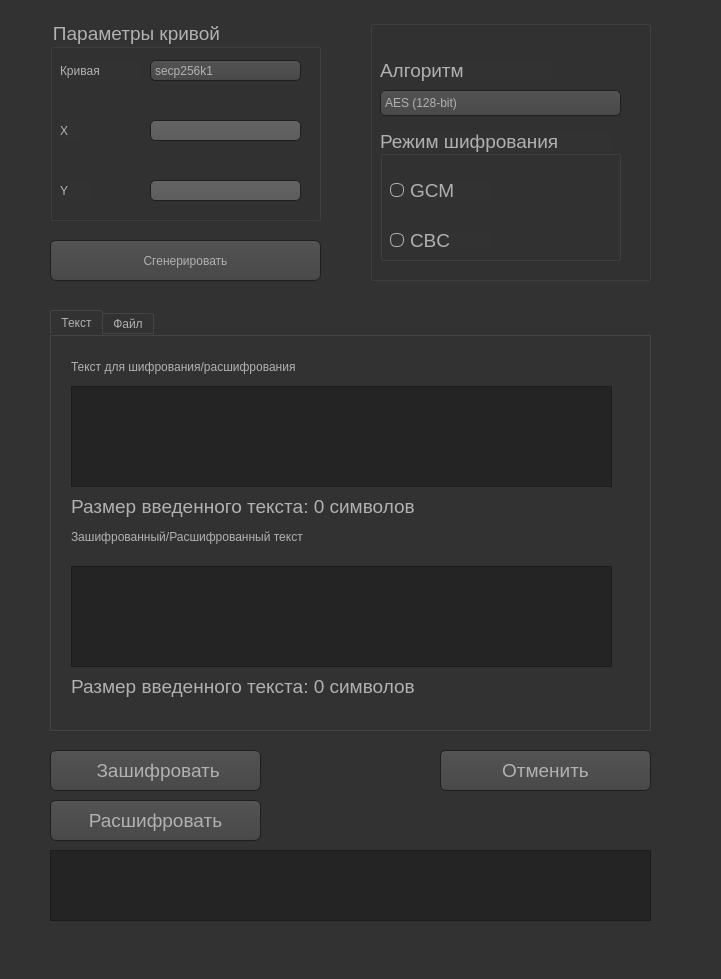
elizarpif/cryptoswitch-ui, file ui/cryptoswitch.ui: the form before one commit.
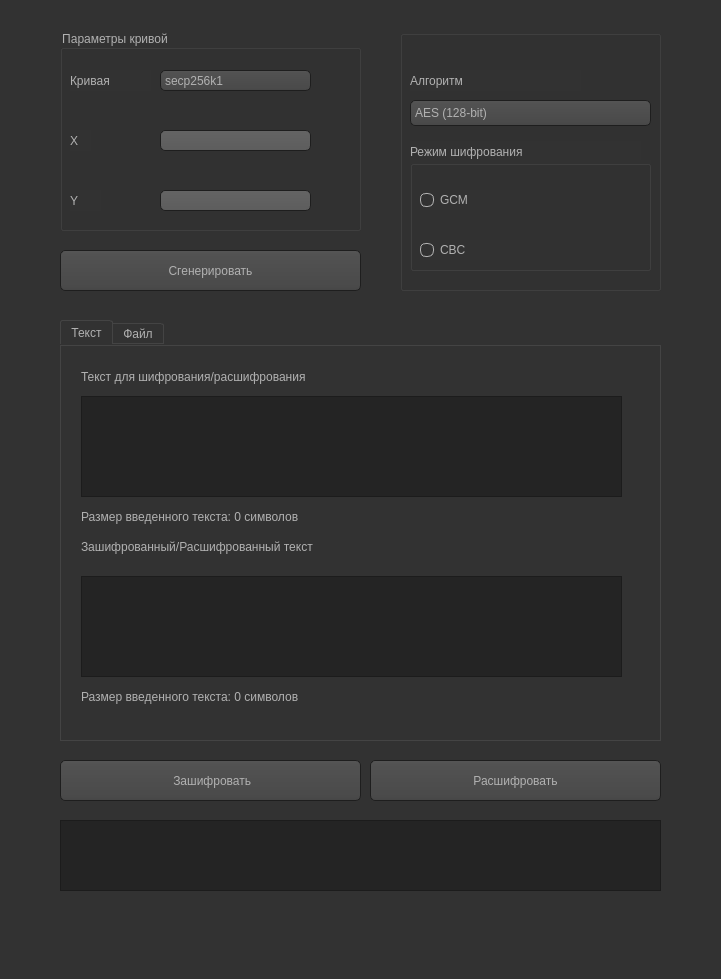
The form after the commit. Icons and pictures are not drawn.

Patch:
```diff
--- a/ui/cryptoswitch.ui
+++ b/ui/cryptoswitch.ui
@@ -18,7 +18,10 @@
   </property>
   <property name="font">
    <font>
-    <family>Ubuntu</family>
+    <pointsize>-1</pointsize>
+    <weight>50</weight>
+    <italic>false</italic>
+    <bold>false</bold>
    </font>
   </property>
   <property name="windowTitle">
@@ -38,6 +41,7 @@
 {
  color: #b1b1b1;
  background-color: #323232;
+ font: 12px;
 }
 
 QWidget:item:hover
@@ -125,10 +129,10 @@
  border-width: 1px;
  border-color: #1e1e1e;
  border-style: solid;
- border-radius: 6;
- padding: 3px;
- padding-left: 5px;
- padding-right: 5px;
+ border-radius: 5;
+ padding: 1px;
+ padding-left: 1px;
+ padding-right: 1px;
 }
 
 QPushButton:pressed
@@ -371,15 +375,14 @@
 
 QProgressBar
 {
- border: 2px solid grey;
- border-radius: 5px;
+ border: 5px solid #323232;
  text-align: center;
 }
 
 QProgressBar::chunk
 {
  background-color: #d7801a;
- width: 2.15px;
+ width: 2px;
  margin: 0.5px;
 }
 
@@ -491,16 +494,18 @@
    <widget class="QTabWidget" name="tabWidget">
     <property name="geometry">
      <rect>
-      <x>50</x>
-      <y>310</y>
+      <x>60</x>
+      <y>320</y>
       <width>601</width>
       <height>421</height>
      </rect>
     </property>
     <property name="font">
      <font>
-      <family>Ubuntu</family>
+      <pointsize>-1</pointsize>
+      <weight>50</weight>
       <italic>false</italic>
+      <bold>false</bold>
      </font>
     </property>
     <property name="currentIndex">
@@ -509,8 +514,10 @@
     <widget class="QWidget" name="text">
      <property name="font">
       <font>
-       <family>Ubuntu</family>
+       <pointsize>-1</pointsize>
+       <weight>50</weight>
        <italic>false</italic>
+       <bold>false</bold>
       </font>
      </property>
      <attribute name="title">
@@ -527,8 +534,10 @@
       </property>
       <property name="font">
        <font>
-        <family>Ubuntu</family>
+        <pointsize>-1</pointsize>
+        <weight>50</weight>
         <italic>false</italic>
+        <bold>false</bold>
        </font>
       </property>
       <property name="styleSheet">
@@ -546,8 +555,10 @@
       </property>
       <property name="font">
        <font>
-        <family>Ubuntu</family>
+        <pointsize>-1</pointsize>
+        <weight>50</weight>
         <italic>false</italic>
+        <bold>false</bold>
        </font>
       </property>
       <property name="text">
@@ -565,8 +576,10 @@
       </property>
       <property name="font">
        <font>
-        <family>Ubuntu</family>
+        <pointsize>-1</pointsize>
+        <weight>50</weight>
         <italic>false</italic>
+        <bold>false</bold>
        </font>
       </property>
       <property name="readOnly">
@@ -584,8 +597,10 @@
       </property>
       <property name="font">
        <font>
-        <family>Ubuntu</family>
+        <pointsize>-1</pointsize>
+        <weight>50</weight>
         <italic>false</italic>
+        <bold>false</bold>
        </font>
       </property>
       <property name="text">
@@ -603,9 +618,10 @@
       </property>
       <property name="font">
        <font>
-        <family>Ubuntu</family>
-        <pointsize>14</pointsize>
+        <pointsize>-1</pointsize>
+        <weight>50</weight>
         <italic>false</italic>
+        <bold>false</bold>
        </font>
       </property>
       <property name="text">
@@ -623,9 +639,10 @@
       </property>
       <property name="font">
        <font>
-        <family>Ubuntu</family>
-        <pointsize>14</pointsize>
+        <pointsize>-1</pointsize>
+        <weight>50</weight>
         <italic>false</italic>
+        <bold>false</bold>
        </font>
       </property>
       <property name="text">
@@ -704,17 +721,18 @@
    <widget class="QPushButton" name="decryptBtn">
     <property name="geometry">
      <rect>
-      <x>50</x>
-      <y>800</y>
-      <width>211</width>
+      <x>370</x>
+      <y>760</y>
+      <width>291</width>
       <height>41</height>
      </rect>
     </property>
     <property name="font">
      <font>
-      <family>Ubuntu</family>
-      <pointsize>14</pointsize>
+      <pointsize>-1</pointsize>
+      <weight>50</weight>
       <italic>false</italic>
+      <bold>false</bold>
      </font>
     </property>
     <property name="text">
@@ -724,17 +742,18 @@
    <widget class="QPushButton" name="encryptBtn">
     <property name="geometry">
      <rect>
-      <x>50</x>
-      <y>750</y>
-      <width>211</width>
+      <x>60</x>
+      <y>760</y>
+      <width>301</width>
       <height>41</height>
      </rect>
     </property>
     <property name="font">
      <font>
-      <family>Ubuntu</family>
-      <pointsize>14</pointsize>
+      <pointsize>-1</pointsize>
+      <weight>50</weight>
       <italic>false</italic>
+      <bold>false</bold>
      </font>
     </property>
     <property name="text">
@@ -744,17 +763,18 @@
    <widget class="QGroupBox" name="ParamsGroup">
     <property name="geometry">
      <rect>
-      <x>50</x>
-      <y>20</y>
-      <width>271</width>
+      <x>60</x>
+      <y>30</y>
+      <width>301</width>
       <height>201</height>
      </rect>
     </property>
     <property name="font">
      <font>
-      <family>Ubuntu</family>
-      <pointsize>14</pointsize>
+      <pointsize>-1</pointsize>
+      <weight>50</weight>
       <italic>false</italic>
+      <bold>false</bold>
      </font>
     </property>
     <property name="title">
@@ -771,8 +791,10 @@
      </property>
      <property name="font">
       <font>
-       <family>Ubuntu</family>
+       <pointsize>-1</pointsize>
+       <weight>50</weight>
        <italic>false</italic>
+       <bold>false</bold>
       </font>
      </property>
      <item>
@@ -792,8 +814,10 @@
      </property>
      <property name="font">
       <font>
-       <family>Ubuntu</family>
+       <pointsize>-1</pointsize>
+       <weight>50</weight>
        <italic>false</italic>
+       <bold>false</bold>
       </font>
      </property>
      <property name="text">
@@ -811,8 +835,10 @@
      </property>
      <property name="font">
       <font>
-       <family>Ubuntu</family>
+       <pointsize>-1</pointsize>
+       <weight>50</weight>
        <italic>false</italic>
+       <bold>false</bold>
       </font>
      </property>
      <property name="text">
@@ -830,8 +856,10 @@
      </property>
      <property name="font">
       <font>
-       <family>Ubuntu</family>
+       <pointsize>-1</pointsize>
+       <weight>50</weight>
        <italic>false</italic>
+       <bold>false</bold>
       </font>
      </property>
      <property name="readOnly">
@@ -849,8 +877,10 @@
      </property>
      <property name="font">
       <font>
-       <family>Ubuntu</family>
+       <pointsize>-1</pointsize>
+       <weight>50</weight>
        <italic>false</italic>
+       <bold>false</bold>
       </font>
      </property>
      <property name="text">
@@ -868,8 +898,10 @@
      </property>
      <property name="font">
       <font>
-       <family>Ubuntu</family>
+       <pointsize>-1</pointsize>
+       <weight>50</weight>
        <italic>false</italic>
+       <bold>false</bold>
       </font>
      </property>
      <property name="readOnly">
@@ -880,55 +912,39 @@
    <widget class="QPushButton" name="GenerateBtn">
     <property name="geometry">
      <rect>
-      <x>50</x>
-      <y>240</y>
-      <width>271</width>
+      <x>60</x>
+      <y>250</y>
+      <width>301</width>
       <height>41</height>
      </rect>
     </property>
     <property name="font">
      <font>
-      <family>Ubuntu</family>
+      <pointsize>-1</pointsize>
+      <weight>50</weight>
       <italic>false</italic>
+      <bold>false</bold>
      </font>
     </property>
     <property name="text">
      <string>Сгенерировать</string>
     </property>
    </widget>
-   <widget class="QPushButton" name="selectFileBtn_3">
-    <property name="geometry">
-     <rect>
-      <x>440</x>
-      <y>750</y>
-      <width>211</width>
-      <height>41</height>
-     </rect>
-    </property>
-    <property name="font">
-     <font>
-      <family>Ubuntu</family>
-      <pointsize>14</pointsize>
-      <italic>false</italic>
-     </font>
-    </property>
-    <property name="text">
-     <string>Отменить</string>
-    </property>
-   </widget>
    <widget class="QTextEdit" name="logs">
     <property name="geometry">
      <rect>
-      <x>50</x>
-      <y>850</y>
+      <x>60</x>
+      <y>820</y>
       <width>601</width>
       <height>71</height>
      </rect>
     </property>
     <property name="font">
      <font>
-      <family>Ubuntu</family>
+      <pointsize>-1</pointsize>
+      <weight>50</weight>
       <italic>false</italic>
+      <bold>false</bold>
      </font>
     </property>
     <property name="readOnly">
@@ -938,16 +954,18 @@
    <widget class="QGroupBox" name="groupBox_2">
     <property name="geometry">
      <rect>
-      <x>370</x>
-      <y>20</y>
-      <width>281</width>
+      <x>400</x>
+      <y>30</y>
+      <width>261</width>
       <height>261</height>
      </rect>
     </property>
     <property name="font">
      <font>
-      <family>Ubuntu</family>
+      <pointsize>-1</pointsize>
+      <weight>50</weight>
       <italic>false</italic>
+      <bold>false</bold>
      </font>
     </property>
     <property name="title">
@@ -964,8 +982,10 @@
      </property>
      <property name="font">
       <font>
-       <family>Ubuntu</family>
+       <pointsize>-1</pointsize>
+       <weight>50</weight>
        <italic>false</italic>
+       <bold>false</bold>
       </font>
      </property>
      <property name="title">
@@ -982,9 +1002,10 @@
       </property>
       <property name="font">
        <font>
-        <family>Ubuntu</family>
-        <pointsize>14</pointsize>
+        <pointsize>-1</pointsize>
+        <weight>50</weight>
         <italic>false</italic>
+        <bold>false</bold>
        </font>
       </property>
       <property name="text">
@@ -1002,9 +1023,10 @@
       </property>
       <property name="font">
        <font>
-        <family>Ubuntu</family>
-        <pointsize>14</pointsize>
+        <pointsize>-1</pointsize>
+        <weight>50</weight>
         <italic>false</italic>
+        <bold>false</bold>
        </font>
       </property>
       <property name="text">
@@ -1026,9 +1048,10 @@
      </property>
      <property name="font">
       <font>
-       <family>Ubuntu</family>
-       <pointsize>14</pointsize>
+       <pointsize>-1</pointsize>
+       <weight>50</weight>
        <italic>false</italic>
+       <bold>false</bold>
       </font>
      </property>
      <property name="text">
@@ -1046,9 +1069,10 @@
      </property>
      <property name="font">
       <font>
-       <family>Ubuntu</family>
-       <pointsize>14</pointsize>
+       <pointsize>-1</pointsize>
+       <weight>50</weight>
        <italic>false</italic>
+       <bold>false</bold>
       </font>
      </property>
      <property name="text">
@@ -1066,8 +1090,10 @@
      </property>
      <property name="font">
       <font>
-       <family>Ubuntu</family>
+       <pointsize>-1</pointsize>
+       <weight>50</weight>
        <italic>false</italic>
+       <bold>false</bold>
       </font>
      </property>
      <item>
```
Left out of the diff: 12 changed lines with no effect on the pictures.
